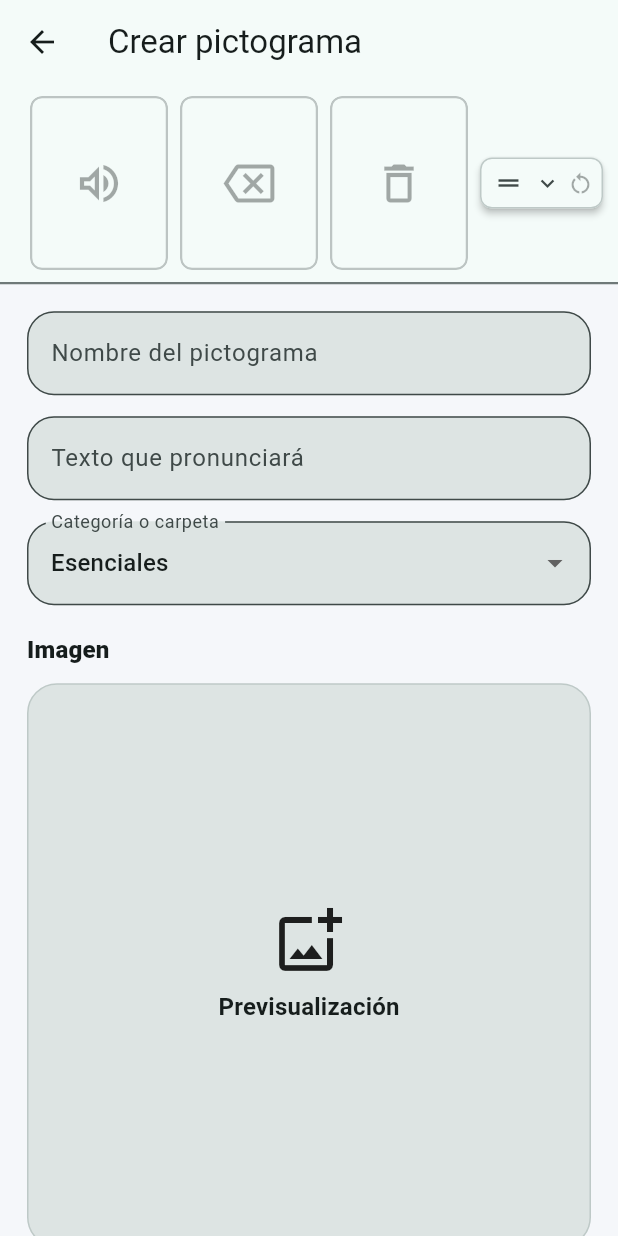
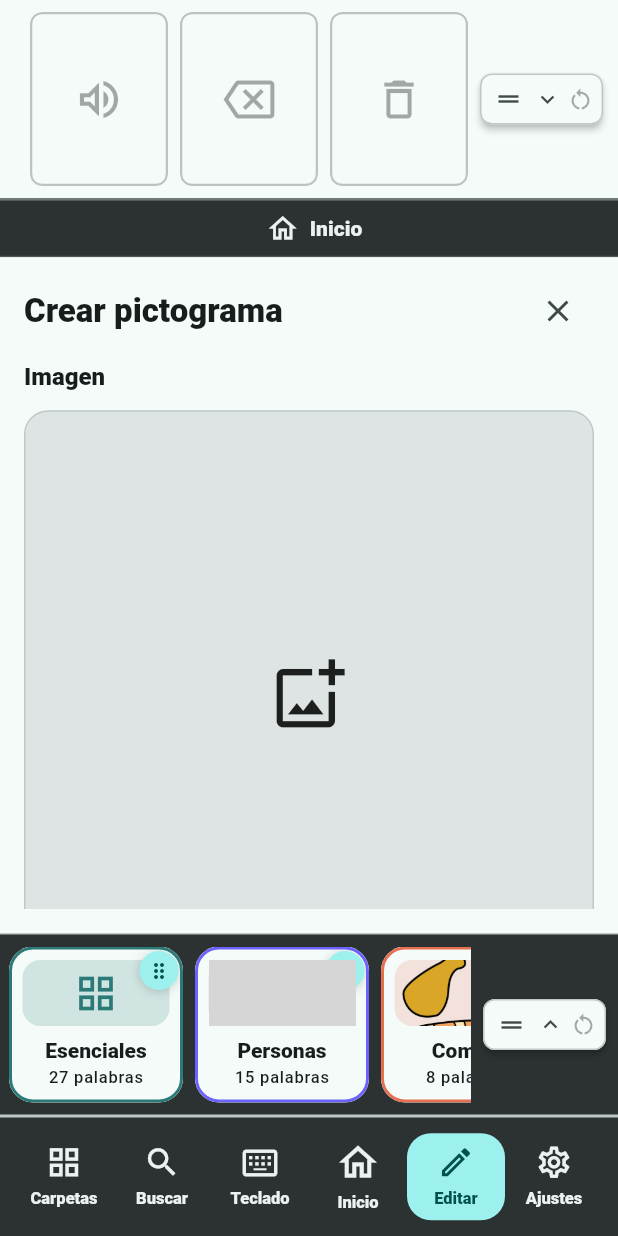
Before and after one commit to ro-garcia/ComuniCAA, a Flutter app: the screen it shows after launch, item 5 of the bottom bar chosen, after a tap on "Crear", on a phone screen of 412 x 824 dp. Run offline on Flutter 3.47's test engine with Material 3 defaults, Android fonts, the phone set to English and light mode, and no system bars; our stand-ins replace audioplayers, flutter_svg, flutter_tts, image_picker; missing offline and left inert: dart:js_interop; grey boxes are pictures that could not be loaded.

Commit message:
feat: show inline create panel below message bar

```diff
--- a/lib/app.dart
+++ b/lib/app.dart
@@ -5,7 +5,6 @@ import 'models/app_settings.dart';
 import 'providers/settings_provider.dart';
 import 'screens/categories/categories_screen.dart';
 import 'screens/communication/communication_screen.dart';
-import 'screens/editor/pictogram_editor_screen.dart';
 import 'screens/keyboard/keyboard_screen.dart';
 import 'screens/search/search_screen.dart';
 import 'screens/settings/settings_screen.dart';
@@ -49,13 +48,29 @@ class MainShell extends StatefulWidget {
 
 class _MainShellState extends State<MainShell> {
   int _selectedIndex = 0;
+  bool _creatingPictogram = false;
+  bool _creatingFolder = false;
 
   @override
   Widget build(BuildContext context) {
     final settings = context.watch<SettingsProvider>();
     final screens = <Widget>[
-      const CommunicationScreen(),
-      const CategoriesScreen(),
+      CommunicationScreen(
+        isCreatingPictogram: _creatingPictogram,
+        onCreateSaved: () => _finishCreation(
+          context,
+          'Pictograma creado correctamente',
+        ),
+        onCreateCancel: _cancelCreation,
+      ),
+      CategoriesScreen(
+        isCreatingFolder: _creatingFolder,
+        onCreateSaved: () => _finishCreation(
+          context,
+          'Carpeta creada correctamente',
+        ),
+        onCreateCancel: _cancelCreation,
+      ),
       const SearchScreen(),
       const KeyboardScreen(),
       if (settings.isCaregiverMode) const SettingsScreen(),
@@ -71,12 +86,15 @@ class _MainShellState extends State<MainShell> {
         selectedIndex: _selectedIndex,
         editorMode: settings.isCaregiverMode,
         onDestinationSelected: (index) {
-          setState(() => _selectedIndex = index);
+          setState(() {
+            _selectedIndex = index;
+            _clearCreation();
+          });
         },
         onCustomizePressed: () => _enterEditorMode(context),
         onSettingsPressed: () => _openSettingsInCaregiverMode(context),
       ),
-      floatingActionButton: settings.isCaregiverMode
+      floatingActionButton: settings.isCaregiverMode && !_isCreating
           ? Padding(
               padding: EdgeInsets.only(
                 bottom: _createButtonBottomOffset(settings),
@@ -102,24 +120,36 @@ class _MainShellState extends State<MainShell> {
     return stripHeight + stripPadding + 8.0;
   }
 
-  Future<void> _openEditor(BuildContext context) async {
+  bool get _isCreating => _creatingPictogram || _creatingFolder;
+
+  void _openEditor(BuildContext context) {
     final creatingFolder = _selectedIndex == 1;
-    final created = await Navigator.of(context).push<bool>(
-      MaterialPageRoute(
-        builder: (_) => PictogramEditorScreen(folderMode: creatingFolder),
-      ),
+    setState(() {
+      _clearCreation();
+      if (creatingFolder) {
+        _creatingFolder = true;
+      } else {
+        _selectedIndex = 0;
+        _creatingPictogram = true;
+      }
+    });
+  }
+
+  void _finishCreation(BuildContext context, String message) {
+    setState(_clearCreation);
+    if (!mounted) return;
+    ScaffoldMessenger.of(context).showSnackBar(
+      SnackBar(content: Text(message)),
     );
+  }
 
-    if (!context.mounted || created != true) return;
-    ScaffoldMessenger.of(context).showSnackBar(
-      SnackBar(
-        content: Text(
-          creatingFolder
-              ? 'Carpeta creada correctamente'
-              : 'Pictograma creado correctamente',
-        ),
-      ),
-    );
+  void _cancelCreation() {
+    setState(_clearCreation);
+  }
+
+  void _clearCreation() {
+    _creatingPictogram = false;
+    _creatingFolder = false;
   }
 
   void _enterEditorMode(BuildContext context) {
@@ -129,12 +159,18 @@ class _MainShellState extends State<MainShell> {
     } else {
       settings.enableCaregiverMode();
     }
-    setState(() => _selectedIndex = 0);
+    setState(() {
+      _selectedIndex = 0;
+      _clearCreation();
+    });
   }
 
   void _openSettingsInCaregiverMode(BuildContext context) {
     final settings = context.read<SettingsProvider>();
     settings.enableCaregiverMode();
-    setState(() => _selectedIndex = 4);
+    setState(() {
+      _selectedIndex = 4;
+      _clearCreation();
+    });
   }
 }
--- a/lib/screens/categories/categories_screen.dart
+++ b/lib/screens/categories/categories_screen.dart
@@ -12,11 +12,21 @@ import '../../widgets/category_card.dart';
 import '../../widgets/category_editor_panel.dart';
 import '../../widgets/message_bar.dart';
 import '../../widgets/pictogram_action_sheet.dart';
+import '../../widgets/pictogram_creator_panel.dart';
 import '../../widgets/pictogram_folder_card.dart';
 import '../../widgets/pictogram_grid.dart';
 
 class CategoriesScreen extends StatefulWidget {
-  const CategoriesScreen({super.key});
+  const CategoriesScreen({
+    super.key,
+    this.isCreatingFolder = false,
+    required this.onCreateSaved,
+    required this.onCreateCancel,
+  });
+
+  final bool isCreatingFolder;
+  final VoidCallback onCreateSaved;
+  final VoidCallback onCreateCancel;
 
   @override
   State<CategoriesScreen> createState() => _CategoriesScreenState();
@@ -29,6 +39,21 @@ class _CategoriesScreenState extends State<CategoriesScreen> {
 
   @override
   Widget build(BuildContext context) {
+    if (widget.isCreatingFolder) {
+      return Column(
+        children: [
+          const MessageBar(forceVisible: true),
+          Expanded(
+            child: PictogramCreatorPanel(
+              folderMode: true,
+              onSaved: widget.onCreateSaved,
+              onCancel: widget.onCreateCancel,
+            ),
+          ),
+        ],
+      );
+    }
+
     final selectedFolder = _selectedFolder;
     if (selectedFolder != null) {
       final pictograms = context.watch<PictogramProvider>().getFolderChildren(
--- a/lib/screens/communication/communication_screen.dart
+++ b/lib/screens/communication/communication_screen.dart
@@ -13,11 +13,21 @@ import '../../widgets/category_editor_panel.dart';
 import '../../widgets/empty_state.dart';
 import '../../widgets/message_bar.dart';
 import '../../widgets/pictogram_action_sheet.dart';
+import '../../widgets/pictogram_creator_panel.dart';
 import '../../widgets/pictogram_editor_panel.dart';
 import '../../widgets/pictogram_grid.dart';
 
 class CommunicationScreen extends StatefulWidget {
-  const CommunicationScreen({super.key});
+  const CommunicationScreen({
+    super.key,
+    this.isCreatingPictogram = false,
+    required this.onCreateSaved,
+    required this.onCreateCancel,
+  });
+
+  final bool isCreatingPictogram;
+  final VoidCallback onCreateSaved;
+  final VoidCallback onCreateCancel;
 
   @override
   State<CommunicationScreen> createState() => _CommunicationScreenState();
@@ -39,7 +49,7 @@ class _CommunicationScreenState extends State<CommunicationScreen> {
 
     return Column(
       children: [
-        const MessageBar(),
+        MessageBar(forceVisible: widget.isCreatingPictogram),
         if (settings.folderStripPlacement == FolderStripPlacement.top)
           _buildCategoryStrip(context),
         if (settings.folderStripPlacement == FolderStripPlacement.top &&
@@ -56,33 +66,13 @@ class _CommunicationScreenState extends State<CommunicationScreen> {
           onFolderPressed: _goToFolder,
         ),
         Expanded(
-          child: _editingPictogram != null
-              ? PictogramEditorPanel(
-                  pictogram: _editingPictogram!,
-                  onSaved: () => setState(() => _editingPictogram = null),
-                  onCancel: () => setState(() => _editingPictogram = null),
-                )
-              : activeFolder != null
-                  ? _FolderPictogramPanel(
-                      pictograms: pictogramProvider.getFolderChildren(
-                        activeFolder.id,
-                      ),
-                      onPictogramTap: (pictogram) =>
-                          _handlePictogramTap(context, pictogram),
-                      onPictogramLongPress: (pictogram) =>
-                          _handleLongPress(context, pictogram),
-                    )
-                  : selectedCategory == null
-                      ? _buildBoard(context, boardPictograms)
-                      : _CategoryPictogramPanel(
-                          pictograms: pictogramProvider.getByCategory(
-                            selectedCategory.id,
-                          ),
-                          onPictogramTap: (pictogram) =>
-                              _handlePictogramTap(context, pictogram),
-                          onPictogramLongPress: (pictogram) =>
-                              _handleLongPress(context, pictogram),
-                        ),
+          child: _buildContent(
+            context,
+            pictogramProvider: pictogramProvider,
+            boardPictograms: boardPictograms,
+            selectedCategory: selectedCategory,
+            activeFolder: activeFolder,
+          ),
         ),
         if (settings.folderStripPlacement == FolderStripPlacement.bottom)
           _buildCategoryStrip(context),
@@ -120,6 +110,48 @@ class _CommunicationScreenState extends State<CommunicationScreen> {
 
     return PictogramGrid(
       pictograms: pictograms,
+      onPictogramTap: (pictogram) => _handlePictogramTap(context, pictogram),
+      onPictogramLongPress: (pictogram) => _handleLongPress(context, pictogram),
+    );
+  }
+
+  Widget _buildContent(
+    BuildContext context, {
+    required PictogramProvider pictogramProvider,
+    required List<Pictogram> boardPictograms,
+    required CaaCategory? selectedCategory,
+    required Pictogram? activeFolder,
+  }) {
+    if (widget.isCreatingPictogram) {
+      return PictogramCreatorPanel(
+        onSaved: widget.onCreateSaved,
+        onCancel: widget.onCreateCancel,
+      );
+    }
+
+    if (_editingPictogram != null) {
+      return PictogramEditorPanel(
+        pictogram: _editingPictogram!,
+        onSaved: () => setState(() => _editingPictogram = null),
+        onCancel: () => setState(() => _editingPictogram = null),
+      );
+    }
+
+    if (activeFolder != null) {
+      return _FolderPictogramPanel(
+        pictograms: pictogramProvider.getFolderChildren(activeFolder.id),
+        onPictogramTap: (pictogram) => _handlePictogramTap(context, pictogram),
+        onPictogramLongPress: (pictogram) =>
+            _handleLongPress(context, pictogram),
+      );
+    }
+
+    if (selectedCategory == null) {
+      return _buildBoard(context, boardPictograms);
+    }
+
+    return _CategoryPictogramPanel(
+      pictograms: pictogramProvider.getByCategory(selectedCategory.id),
       onPictogramTap: (pictogram) => _handlePictogramTap(context, pictogram),
       onPictogramLongPress: (pictogram) => _handleLongPress(context, pictogram),
     );
--- /dev/null
+++ b/lib/widgets/pictogram_creator_panel.dart
@@ -0,0 +1,460 @@
+import 'dart:io';
+
+import 'package:flutter/material.dart';
+import 'package:image_picker/image_picker.dart';
+import 'package:path_provider/path_provider.dart';
+import 'package:provider/provider.dart';
+
+import '../data/mock_categories.dart';
+import '../models/category.dart';
+import '../models/pictogram.dart';
+import '../providers/category_provider.dart';
+import '../providers/pictogram_provider.dart';
+import '../screens/editor/image_source_sheet.dart';
+import 'pictogram_image.dart';
+
+class PictogramCreatorPanel extends StatefulWidget {
+  const PictogramCreatorPanel({
+    super.key,
+    required this.onSaved,
+    required this.onCancel,
+    this.folderMode = false,
+  });
+
+  final VoidCallback onSaved;
+  final VoidCallback onCancel;
+  final bool folderMode;
+
+  @override
+  State<PictogramCreatorPanel> createState() => _PictogramCreatorPanelState();
+}
+
+class _PictogramCreatorPanelState extends State<PictogramCreatorPanel> {
+  final _formKey = GlobalKey<FormState>();
+  final _nameController = TextEditingController();
+  final _spokenTextController = TextEditingController();
+  final _picker = ImagePicker();
+
+  String? _categoryId = categoryCore;
+  String? _parentFolderId;
+  String? _imagePath;
+  PictogramImageType? _imageType;
+  bool _favorite = false;
+  bool _savingImage = false;
+
+  @override
+  void dispose() {
+    _nameController.dispose();
+    _spokenTextController.dispose();
+    super.dispose();
+  }
+
+  @override
+  Widget build(BuildContext context) {
+    final categories = context.watch<CategoryProvider>().editableCategories;
+    final pictogramProvider = context.watch<PictogramProvider>();
+    final folders = pictogramProvider.getFolderPictograms();
+    final destinationId = _parentFolderId ?? _categoryId;
+    final title = widget.folderMode ? 'Crear carpeta' : 'Crear pictograma';
+
+    return Material(
+      color: Theme.of(context).colorScheme.surface,
+      child: SafeArea(
+        top: false,
+        child: Padding(
+          padding: const EdgeInsets.fromLTRB(16, 12, 16, 16),
+          child: Column(
+            crossAxisAlignment: CrossAxisAlignment.start,
+            children: [
+              Row(
+                children: [
+                  Expanded(
+                    child: Text(
+                      title,
+                      style: Theme.of(context).textTheme.titleLarge?.copyWith(
+                            fontWeight: FontWeight.w900,
+                            letterSpacing: 0,
+                          ),
+                    ),
+                  ),
+                  IconButton(
+                    tooltip: 'Cerrar creación',
+                    onPressed: widget.onCancel,
+                    icon: const Icon(Icons.close),
+                  ),
+                ],
+              ),
+              const SizedBox(height: 8),
+              Expanded(
+                child: SingleChildScrollView(
+                  child: LayoutBuilder(
+                    builder: (context, constraints) {
+                      final horizontal = constraints.maxWidth >= 720;
+                      final image = _buildImageColumn(context);
+                      final fields = _buildFields(
+                        context,
+                        categories: categories,
+                        folders: folders,
+                        destinationId: destinationId,
+                      );
+
+                      if (!horizontal) {
+                        return Column(
+                          crossAxisAlignment: CrossAxisAlignment.stretch,
+                          children: [
+                            image,
+                            const SizedBox(height: 18),
+                            fields,
+                          ],
+                        );
+                      }
+
+                      return Row(
+                        crossAxisAlignment: CrossAxisAlignment.start,
+                        children: [
+                          SizedBox(width: 250, child: image),
+                          const SizedBox(width: 24),
+                          Expanded(child: fields),
+                        ],
+                      );
+                    },
+                  ),
+                ),
+              ),
+            ],
+          ),
+        ),
+      ),
+    );
+  }
+
+  Widget _buildImageColumn(BuildContext context) {
+    final imagePath = _imagePath;
+    final imageType = _imageType;
+    final imageSemanticLabel = widget.folderMode
+        ? 'Seleccionar imagen de la carpeta'
+        : 'Seleccionar imagen del pictograma';
+    final preview = imagePath == null || imageType == null
+        ? null
+        : Pictogram(
+            id: 'preview',
+            label: _nameController.text.trim().isEmpty
+                ? 'Previsualización'
+                : _nameController.text.trim(),
+            spokenText: widget.folderMode
+                ? _nameController.text
+                : _spokenTextController.text,
+            categoryId: categoryCore,
+            imagePath: imagePath,
+            imageType: imageType,
+          );
+
+    return Column(
+      crossAxisAlignment: CrossAxisAlignment.stretch,
+      children: [
+        Text(
+          'Imagen',
+          style: Theme.of(context).textTheme.titleMedium?.copyWith(
+                fontWeight: FontWeight.w800,
+                letterSpacing: 0,
+              ),
+        ),
+        const SizedBox(height: 10),
+        Semantics(
+          label: imageSemanticLabel,
+          button: true,
+          child: InkWell(
+            borderRadius: BorderRadius.circular(16),
+            onTap: _pickImage,
+            child: AspectRatio(
+              aspectRatio: 1,
+              child: DecoratedBox(
+                decoration: BoxDecoration(
+                  color: Theme.of(context).colorScheme.surfaceContainerHighest,
+                  borderRadius: BorderRadius.circular(16),
+                  border: Border.all(
+                    color: Theme.of(context).colorScheme.outlineVariant,
+                  ),
+                ),
+                child: ClipRRect(
+                  borderRadius: BorderRadius.circular(15),
+                  child: _savingImage
+                      ? const Center(child: CircularProgressIndicator())
+                      : preview == null
+                          ? const Center(
+                              child: Icon(
+                                Icons.add_photo_alternate_outlined,
+                                size: 52,
+                              ),
+                            )
+                          : PictogramImage(
+                              pictogram: preview,
+                              fit: BoxFit.contain,
+                            ),
+                ),
+              ),
+            ),
+          ),
+        ),
+        const SizedBox(height: 10),
+        Wrap(
+          alignment: WrapAlignment.center,
+          spacing: 8,
+          runSpacing: 8,
+          children: [
+            FilledButton.tonalIcon(
+              icon: _savingImage
+                  ? const SizedBox.square(
+                      dimension: 18,
+                      child: CircularProgressIndicator(strokeWidth: 2),
+                    )
+                  : Icon(
+                      _imagePath == null
+                          ? Icons.add_photo_alternate_outlined
+                          : Icons.swap_horiz_outlined,
+                    ),
+              label: Text(
+                _imagePath == null ? 'Agregar imagen' : 'Cambiar imagen',
+              ),
+              onPressed: _savingImage ? null : _pickImage,
+            ),
+            if (_imagePath != null)
+              IconButton(
+                tooltip: 'Quitar imagen',
+                onPressed: _savingImage
+                    ? null
+                    : () => setState(() {
+                          _imagePath = null;
+                          _imageType = null;
+                        }),
+                icon: const Icon(Icons.hide_image_outlined),
+              ),
+          ],
+        ),
+      ],
+    );
+  }
+
+  Widget _buildFields(
+    BuildContext context, {
+    required List<CaaCategory> categories,
+    required List<Pictogram> folders,
+    required String? destinationId,
+  }) {
+    return Form(
+      key: _formKey,
+      child: Column(
+        crossAxisAlignment: CrossAxisAlignment.start,
+        children: [
+          TextFormField(
+            controller: _nameController,
+            textCapitalization: TextCapitalization.sentences,
+            decoration: InputDecoration(
+              labelText: widget.folderMode
+                  ? 'Nombre de la carpeta'
+                  : 'Nombre del pictograma',
+            ),
+            onChanged: (_) => setState(() {}),
+            validator: (value) {
+              if (value == null || value.trim().isEmpty) {
+                return 'Escribe un nombre';
+              }
+              return null;
+            },
+          ),
+          if (!widget.folderMode) ...[
+            const SizedBox(height: 14),
+            TextFormField(
+              controller: _spokenTextController,
+              textCapitalization: TextCapitalization.sentences,
+              decoration: const InputDecoration(
+                labelText: 'Texto que pronunciará',
+              ),
+            ),
+            const SizedBox(height: 14),
+            DropdownButtonFormField<String>(
+              initialValue: destinationId,
+              decoration: const InputDecoration(
+                labelText: 'Categoría o carpeta',
+              ),
+              items: [
+                ...categories.map(
+                  (category) => DropdownMenuItem<String>(
+                    value: category.id,
+                    child: Text(category.name),
+                  ),
+                ),
+                ...folders.map(
+                  (folder) => DropdownMenuItem<String>(
+                    value: folder.id,
+                    child: Row(
+                      children: [
+                        const Icon(Icons.folder_outlined, size: 20),
+                        const SizedBox(width: 8),
+                        Text(folder.label),
+                      ],
+                    ),
+                  ),
+                ),
+              ],
+              onChanged: (value) {
+                if (value == null) return;
+                final selectedFolder = folders.any(
+                  (folder) => folder.id == value,
+                );
+                setState(() {
+                  _parentFolderId = selectedFolder ? value : null;
+                  _categoryId = selectedFolder ? _categoryId : value;
+                });
+              },
+              validator: (value) =>
+                  value == null ? 'Selecciona una categoría' : null,
+            ),
+            const SizedBox(height: 10),
+            SwitchListTile.adaptive(
+              contentPadding: EdgeInsets.zero,
+              value: _favorite,
+              title: const Text('Favorito'),
+              onChanged: (value) => setState(() => _favorite = value),
+            ),
+          ],
+          const SizedBox(height: 16),
+          Wrap(
+            spacing: 10,
+            runSpacing: 8,
+            alignment: WrapAlignment.end,
+            children: [
+              OutlinedButton.icon(
+                icon: const Icon(Icons.close),
+                label: const Text('Cancelar'),
+                onPressed: widget.onCancel,
+              ),
+              FilledButton.icon(
+                icon: const Icon(Icons.save_outlined),
+                label: Text(
+                  widget.folderMode
+                      ? 'Guardar carpeta'
+                      : 'Guardar pictograma',
+                ),
+                onPressed: _savePictogram,
+              ),
+            ],
+          ),
+        ],
+      ),
+    );
+  }
+
+  Future<void> _pickImage() async {
+    final source = await ImageSourceSheet.show(context);
+    if (source == null) return;
+
+    try {
+      setState(() => _savingImage = true);
+      final picked = await _picker.pickImage(
+        source: source,
+        imageQuality: 85,
+      );
+      if (!mounted || picked == null) {
+        if (mounted) setState(() => _savingImage = false);
+        return;
+      }
+
+      final storedPath = await _copyToAppStorage(picked);
+      if (!mounted) return;
+      setState(() {
+        _imagePath = storedPath ?? picked.path;
+        _imageType = PictogramImageType.localFile;
+        _savingImage = false;
+      });
+    } catch (_) {
+      if (!mounted) return;
+      setState(() => _savingImage = false);
+      ScaffoldMessenger.of(context).showSnackBar(
+        const SnackBar(content: Text('No fue posible seleccionar la imagen.')),
+      );
+    }
+  }
+
+  Future<String?> _copyToAppStorage(XFile picked) async {
+    try {
+      final documents = await getApplicationDocumentsDirectory();
+      final directory = Directory(
+        '${documents.path}${Platform.pathSeparator}comunicaa_pictograms',
+      );
+      if (!await directory.exists()) {
+        await directory.create(recursive: true);
+      }
+
+      final extension = picked.path.split('.').last.toLowerCase();
+      final safeExtension = extension.length <= 5 ? extension : 'jpg';
+      final fileName =
+          'pictogram_${DateTime.now().millisecondsSinceEpoch}.$safeExtension';
+      final saved = await File(picked.path).copy(
+        '${directory.path}${Platform.pathSeparator}$fileName',
+      );
+      return saved.path;
+    } catch (_) {
+      return null;
+    }
+  }
+
+  void _savePictogram() {
+    if (!_formKey.currentState!.validate()) return;
+
+    if (_imagePath == null || _imageType == null) {
+      ScaffoldMessenger.of(context).showSnackBar(
+        const SnackBar(content: Text('Selecciona una imagen.')),
+      );
+      return;
+    }
+
+    final provider = context.read<PictogramProvider>();
+    final name = _nameController.text.trim();
+    if (widget.folderMode) {
+      provider.addPictogram(
+        Pictogram(
+          id: 'folder_${DateTime.now().microsecondsSinceEpoch}',
+          label: name,
+          spokenText: name.toLowerCase(),
+          categoryId: categoryCore,
+          imagePath: _imagePath!,
+          imageType: _imageType!,
+          favorite: false,
+          visible: true,
+          isCustom: true,
+          isFolder: true,
+          onBoard: true,
+          position: provider.nextPositionForCategory(categoryCore),
+        ),
+      );
+      widget.onSaved();
+      return;
+    }
+
+    final spokenText = _spokenTextController.text.trim().isEmpty
+        ? name.toLowerCase()
+        : _spokenTextController.text.trim().toLowerCase();
+    final categoryId = _categoryId ?? categoryCore;
+    final parentFolderId = _parentFolderId;
+
+    provider.addPictogram(
+      Pictogram(
+        id: 'custom_${DateTime.now().microsecondsSinceEpoch}',
+        label: name,
+        spokenText: spokenText,
+        categoryId: categoryId,
+        imagePath: _imagePath!,
+        imageType: _imageType!,
+        favorite: _favorite,
+        visible: true,
+        isCustom: true,
+        onBoard: parentFolderId == null,
+        position: provider.nextPositionForCategory(categoryId),
+        parentFolderId: parentFolderId,
+      ),
+    );
+
+    widget.onSaved();
+  }
+}
```
